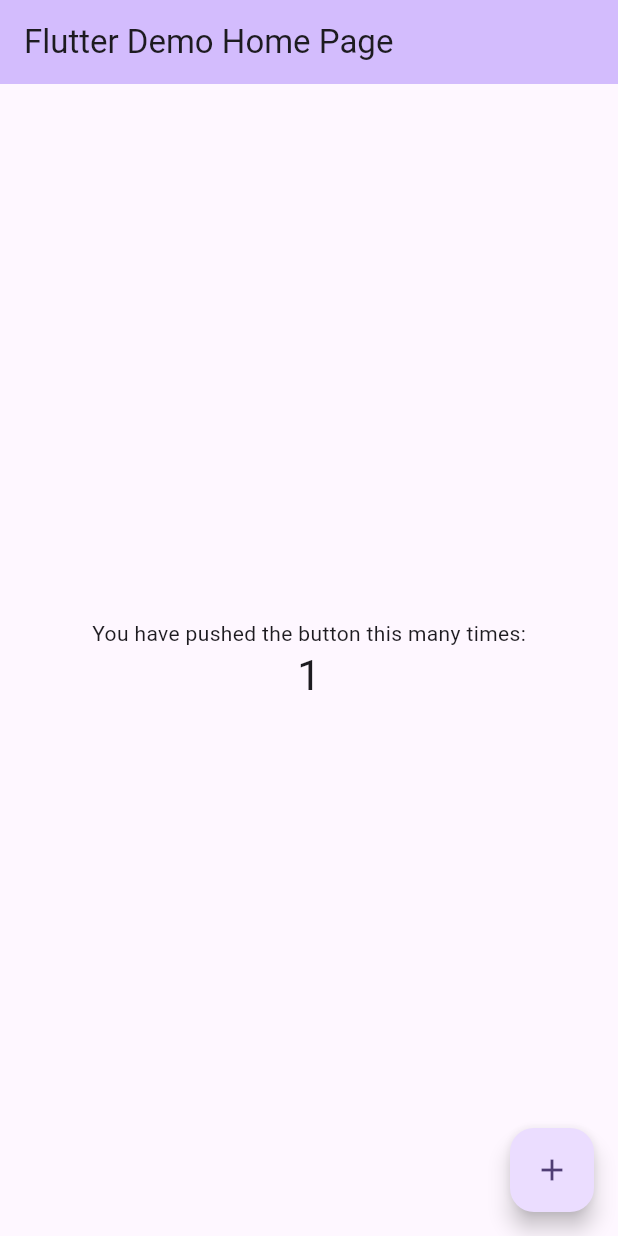
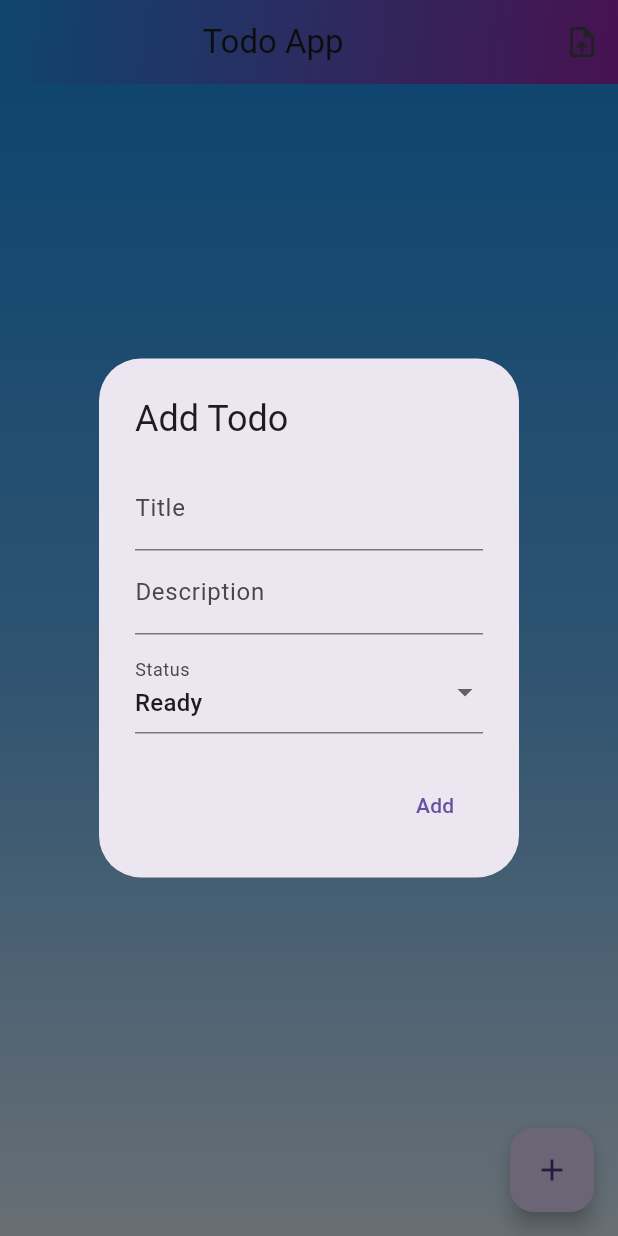
Before and after one commit to MontasirOpi/to_do, a Flutter app: the screen it shows after launch, after a tap on the "add" icon, on a phone screen of 412 x 824 dp. Run offline on Flutter 3.47's test engine with Material 3 defaults, Android fonts, the phone set to English and light mode, and no system bars; our stand-ins replace csv, file_picker.

Commit message:
ui and function

```diff
--- a/lib/main.dart
+++ b/lib/main.dart
@@ -1,122 +1,18 @@
 import 'package:flutter/material.dart';
+import 'pages/todo_page.dart';
 
 void main() {
-  runApp(const MyApp());
+  runApp(const TodoApp());
 }
 
-class MyApp extends StatelessWidget {
-  const MyApp({super.key});
+class TodoApp extends StatelessWidget {
+  const TodoApp({super.key});
 
-  // This widget is the root of your application.
   @override
   Widget build(BuildContext context) {
     return MaterialApp(
-      title: 'Flutter Demo',
-      theme: ThemeData(
-        // This is the theme of your application.
-        //
-        // TRY THIS: Try running your application with "flutter run". You'll see
-        // the application has a purple toolbar. Then, without quitting the app,
-        // try changing the seedColor in the colorScheme below to Colors.green
-        // and then invoke "hot reload" (save your changes or press the "hot
-        // reload" button in a Flutter-supported IDE, or press "r" if you used
-        // the command line to start the app).
-        //
-        // Notice that the counter didn't reset back to zero; the application
-        // state is not lost during the reload. To reset the state, use hot
-        // restart instead.
-        //
-        // This works for code too, not just values: Most code changes can be
-        // tested with just a hot reload.
-        colorScheme: ColorScheme.fromSeed(seedColor: Colors.deepPurple),
-      ),
-      home: const MyHomePage(title: 'Flutter Demo Home Page'),
+      debugShowCheckedModeBanner: false,
+      home: const TodoPage(),
     );
   }
 }
-
-class MyHomePage extends StatefulWidget {
-  const MyHomePage({super.key, required this.title});
-
-  // This widget is the home page of your application. It is stateful, meaning
-  // that it has a State object (defined below) that contains fields that affect
-  // how it looks.
-
-  // This class is the configuration for the state. It holds the values (in this
-  // case the title) provided by the parent (in this case the App widget) and
-  // used by the build method of the State. Fields in a Widget subclass are
-  // always marked "final".
-
-  final String title;
-
-  @override
-  State<MyHomePage> createState() => _MyHomePageState();
-}
-
-class _MyHomePageState extends State<MyHomePage> {
-  int _counter = 0;
-
-  void _incrementCounter() {
-    setState(() {
-      // This call to setState tells the Flutter framework that something has
-      // changed in this State, which causes it to rerun the build method below
-      // so that the display can reflect the updated values. If we changed
-      // _counter without calling setState(), then the build method would not be
-      // called again, and so nothing would appear to happen.
-      _counter++;
-    });
-  }
-
-  @override
-  Widget build(BuildContext context) {
-    // This method is rerun every time setState is called, for instance as done
-    // by the _incrementCounter method above.
-    //
-    // The Flutter framework has been optimized to make rerunning build methods
-    // fast, so that you can just rebuild anything that needs updating rather
-    // than having to individually change instances of widgets.
-    return Scaffold(
-      appBar: AppBar(
-        // TRY THIS: Try changing the color here to a specific color (to
-        // Colors.amber, perhaps?) and trigger a hot reload to see the AppBar
-        // change color while the other colors stay the same.
-        backgroundColor: Theme.of(context).colorScheme.inversePrimary,
-        // Here we take the value from the MyHomePage object that was created by
-        // the App.build method, and use it to set our appbar title.
-        title: Text(widget.title),
-      ),
-      body: Center(
-        // Center is a layout widget. It takes a single child and positions it
-        // in the middle of the parent.
-        child: Column(
-          // Column is also a layout widget. It takes a list of children and
-          // arranges them vertically. By default, it sizes itself to fit its
-          // children horizontally, and tries to be as tall as its parent.
-          //
-          // Column has various properties to control how it sizes itself and
-          // how it positions its children. Here we use mainAxisAlignment to
-          // center the children vertically; the main axis here is the vertical
-          // axis because Columns are vertical (the cross axis would be
-          // horizontal).
-          //
-          // TRY THIS: Invoke "debug painting" (choose the "Toggle Debug Paint"
-          // action in the IDE, or press "p" in the console), to see the
-          // wireframe for each widget.
-          mainAxisAlignment: MainAxisAlignment.center,
-          children: <Widget>[
-            const Text('You have pushed the button this many times:'),
-            Text(
-              '$_counter',
-              style: Theme.of(context).textTheme.headlineMedium,
-            ),
-          ],
-        ),
-      ),
-      floatingActionButton: FloatingActionButton(
-        onPressed: _incrementCounter,
-        tooltip: 'Increment',
-        child: const Icon(Icons.add),
-      ), // This trailing comma makes auto-formatting nicer for build methods.
-    );
-  }
-}
--- a/lib/models/todo.dart
+++ b/lib/models/todo.dart
@@ -0,0 +1,49 @@
+class Todo {
+  final String id;
+  String title;
+  String description;
+  final int createdAt;
+  String status; // 'ready', 'pending', 'completed'
+
+  Todo({
+    required this.id,
+    required this.title,
+    required this.description,
+    required this.createdAt,
+    this.status = 'ready',
+  });
+
+  // For CSV
+  List<String> toCsvRow() {
+    return [id, title, description, createdAt.toString(), status];
+  }
+
+  static Todo fromCsvRow(List<dynamic> row) {
+    return Todo(
+      id: row[0],
+      title: row[1],
+      description: row[2],
+      createdAt: int.parse(row[3]),
+      status: row[4],
+    );
+  }
+
+  // For JSON
+  factory Todo.fromJson(Map<String, dynamic> json) {
+    return Todo(
+      id: json['id'],
+      title: json['title'],
+      description: json['description'],
+      createdAt: json['created_at'],
+      status: json['status'],
+    );
+  }
+
+  Map<String, dynamic> toJson() => {
+        'id': id,
+        'title': title,
+        'description': description,
+        'created_at': createdAt,
+        'status': status,
+      };
+}
--- a/lib/pages/todo_page.dart
+++ b/lib/pages/todo_page.dart
@@ -0,0 +1,150 @@
+import 'dart:io';
+import 'package:flutter/material.dart';
+import 'package:file_picker/file_picker.dart';
+import 'package:to_do/pages/widgets/edit_todo_dialog.dart';
+import 'package:to_do/pages/widgets/show_add_todo_dailog.dart';
+import '../models/todo.dart';
+import '../services/csv_service.dart';
+import '../services/json_import_service.dart';
+import '../widgets/todo_tile.dart';
+
+class TodoPage extends StatefulWidget {
+  const TodoPage({super.key});
+
+  @override
+  State<TodoPage> createState() => _TodoPageState();
+}
+
+class _TodoPageState extends State<TodoPage> {
+  final CsvService _csvService = CsvService();
+  final JsonImportService _jsonImportService = JsonImportService();
+  List<Todo> _todos = [];
+
+  @override
+  void initState() {
+    super.initState();
+    _loadTodos();
+  }
+
+  Future<void> _loadTodos() async {
+    final todos = await _csvService.readTodos();
+    setState(() {
+      _todos = todos;
+    });
+  }
+
+  Future<void> _addTodo(String title, String description, String status) async {
+    final newTodo = Todo(
+      id: DateTime.now().millisecondsSinceEpoch.toString(),
+      title: title,
+      description: description,
+      createdAt: DateTime.now().millisecondsSinceEpoch,
+      status: status,
+    );
+    setState(() {
+      _todos.add(newTodo);
+    });
+    await _csvService.writeTodos(_todos);
+  }
+
+  Future<void> _deleteTodo(Todo todo) async {
+    setState(() {
+      _todos.remove(todo);
+    });
+    await _csvService.writeTodos(_todos);
+  }
+
+Future<void> _editTodo(Todo todo) async {
+  await showDialog(
+    context: context,
+    builder: (_) => EditTodoDialog(
+      todo: todo,
+      onSave: (title, desc, status) async {
+        setState(() {
+          todo.title = title;
+          todo.description = desc;
+          todo.status = status;
+        });
+        await _csvService.writeTodos(_todos);
+      },
+    ),
+  );
+}
+
+
+  Future<void> _importJson() async {
+    final result = await FilePicker.platform.pickFiles(type: FileType.custom, allowedExtensions: ['json']);
+    if (result != null) {
+      final file = File(result.files.single.path!);
+      final importedTodos = await _jsonImportService.importFromJson(file);
+      setState(() {
+        _todos.addAll(importedTodos);
+      });
+      await _csvService.writeTodos(_todos);
+    }
+  }
+
+  void _showAddTodoDialog() {
+  showDialog(
+    context: context,
+    builder: (_) => AddTodoDialog(
+      onAdd: (title, desc, status) async {
+        await _addTodo(title, desc, status);
+      },
+    ),
+  );
+}
+
+
+  @override
+  Widget build(BuildContext context) {
+    return Scaffold(
+  appBar: AppBar(
+    title: const Center(child: Text('Todo App')),
+    flexibleSpace: Container(
+      decoration: const BoxDecoration(
+        gradient: LinearGradient(
+          colors: [Colors.blue, Colors.purple],
+          begin: Alignment.topLeft,
+          end: Alignment.bottomRight,
+        ),
+      ),
+    ),
+    actions: [
+      IconButton(
+        icon: const Icon(Icons.upload_file),
+        onPressed: _importJson,
+      ),
+    ],
+  ),
+   body: Container(
+    decoration: const BoxDecoration(
+      gradient: LinearGradient(
+        colors: [
+  Color(0xFF2196F3), // Blue 500
+  Color(0xFF64B5F6), // Light Blue 300
+  Color(0xFFE3F2FD), // Lightest Blue background
+],
+ // soft gradient
+        begin: Alignment.topCenter,
+        end: Alignment.bottomCenter,
+      ),
+    ),
+    child: SafeArea(
+      child: ListView(
+        children: _todos.map((todo) => TodoTile(
+          todo: todo,
+          onDelete: () => _deleteTodo(todo),
+          onEdit: () => _editTodo(todo),
+        )).toList(),
+      ),
+    ),
+  ),
+  floatingActionButton: FloatingActionButton(
+    onPressed: _showAddTodoDialog,
+    child: const Icon(Icons.add),
+  ),
+);
+
+  }
+}
--- /dev/null
+++ b/lib/pages/widgets/show_add_todo_dailog.dart
@@ -0,0 +1,68 @@
+import 'package:flutter/material.dart';
+
+class AddTodoDialog extends StatefulWidget {
+  final Function(String title, String desc, String status) onAdd;
+
+  const AddTodoDialog({super.key, required this.onAdd});
+
+  @override
+  State<AddTodoDialog> createState() => _AddTodoDialogState();
+}
+
+class _AddTodoDialogState extends State<AddTodoDialog> {
+  final TextEditingController titleController = TextEditingController();
+  final TextEditingController descController = TextEditingController();
+  String statusValue = 'ready';
+
+  @override
+  Widget build(BuildContext context) {
+    return AlertDialog(
+      title: const Text('Add Todo'),
+      content: Column(
+        mainAxisSize: MainAxisSize.min,
+        children: [
+          TextField(
+            controller: titleController,
+            decoration: const InputDecoration(labelText: 'Title'),
+          ),
+          TextField(
+            controller: descController,
+            decoration: const InputDecoration(labelText: 'Description'),
+          ),
+          const SizedBox(height: 10),
+          DropdownButtonFormField<String>(
+            value: statusValue,
+            items: const [
+              DropdownMenuItem(value: 'ready', child: Text('Ready')),
+              DropdownMenuItem(value: 'pending', child: Text('Pending')),
+              DropdownMenuItem(value: 'completed', child: Text('Completed')),
+            ],
+            onChanged: (val) {
+              if (val != null) {
+                setState(() {
+                  statusValue = val;
+                });
+              }
+            },
+            decoration: const InputDecoration(labelText: 'Status'),
+          ),
+        ],
+      ),
+      actions: [
+        TextButton(
+          onPressed: () {
+            if (titleController.text.isNotEmpty) {
+              widget.onAdd(
+                titleController.text,
+                descController.text,
+                statusValue,
+              );
+              Navigator.pop(context);
+            }
+          },
+          child: const Text('Add'),
+        ),
+      ],
+    );
+  }
+}
--- a/lib/services/csv_service.dart
+++ b/lib/services/csv_service.dart
@@ -0,0 +1,57 @@
+import 'dart:io';
+import 'package:csv/csv.dart';
+import 'package:path_provider/path_provider.dart';
+import '../models/todo.dart';
+
+class CsvService {
+  static const String _fileName = 'todos.csv';
+
+  // Get local file path inside app directory
+  Future<File> _getLocalFile() async {
+    final directory = await getApplicationDocumentsDirectory();
+    return File('${directory.path}/$_fileName');
+  }
+
+  // Write todos to CSV
+  Future<void> writeTodos(List<Todo> todos) async {
+    final file = await _getLocalFile();
+    final rows = [
+      ['id', 'title', 'description', 'created_at', 'status'],
+      ...todos.map((todo) => [
+            todo.id,
+            todo.title,
+            todo.description,
+            todo.createdAt,
+            todo.status,
+          ])
+    ];
+    final csv = const ListToCsvConverter().convert(rows);
+    await file.writeAsString(csv);
+  }
+
+  // Read todos from CSV
+  Future<List<Todo>> readTodos() async {
+    try {
+      final file = await _getLocalFile();
+      if (!await file.exists()) return [];
+
+      final csvString = await file.readAsString();
+      final rows = const CsvToListConverter().convert(csvString);
+
+      // Remove header row
+      rows.removeAt(0);
+
+      return rows.map((row) {
+        return Todo(
+          id: row[0].toString(),
+          title: row[1].toString(),
+          description: row[2].toString(),
+          createdAt: int.tryParse(row[3].toString()) ?? DateTime.now().millisecondsSinceEpoch,
+          status: row[4].toString(),
+        );
+      }).toList();
+    } catch (e) {
+      return [];
+    }
+  }
+}
--- a/lib/services/json_import_service.dart
+++ b/lib/services/json_import_service.dart
@@ -0,0 +1,11 @@
+import 'dart:convert';
+import 'dart:io';
+import '../models/todo.dart';
+
+class JsonImportService {
+  Future<List<Todo>> importFromJson(File jsonFile) async {
+    final jsonString = await jsonFile.readAsString();
+    final List<dynamic> jsonList = json.decode(jsonString);
+    return jsonList.map((e) => Todo.fromJson(e)).toList();
+  }
+}
--- a/pubspec.yaml
+++ b/pubspec.yaml
@@ -34,6 +34,9 @@ dependencies:
   # The following adds the Cupertino Icons font to your application.
   # Use with the CupertinoIcons class for iOS style icons.
   cupertino_icons: ^1.0.8
+  path_provider: ^2.1.5
+  file_picker: ^9.2.0
+  csv: ^6.0.0
 
 dev_dependencies:
   flutter_test:
```
Also changed, not shown: lib/pages/widgets/edit_todo_dialog.dart (added, +79 -0 lines), lib/widgets/todo_tile.dart (+75 -0 lines), pubspec.lock, 2 other files.
